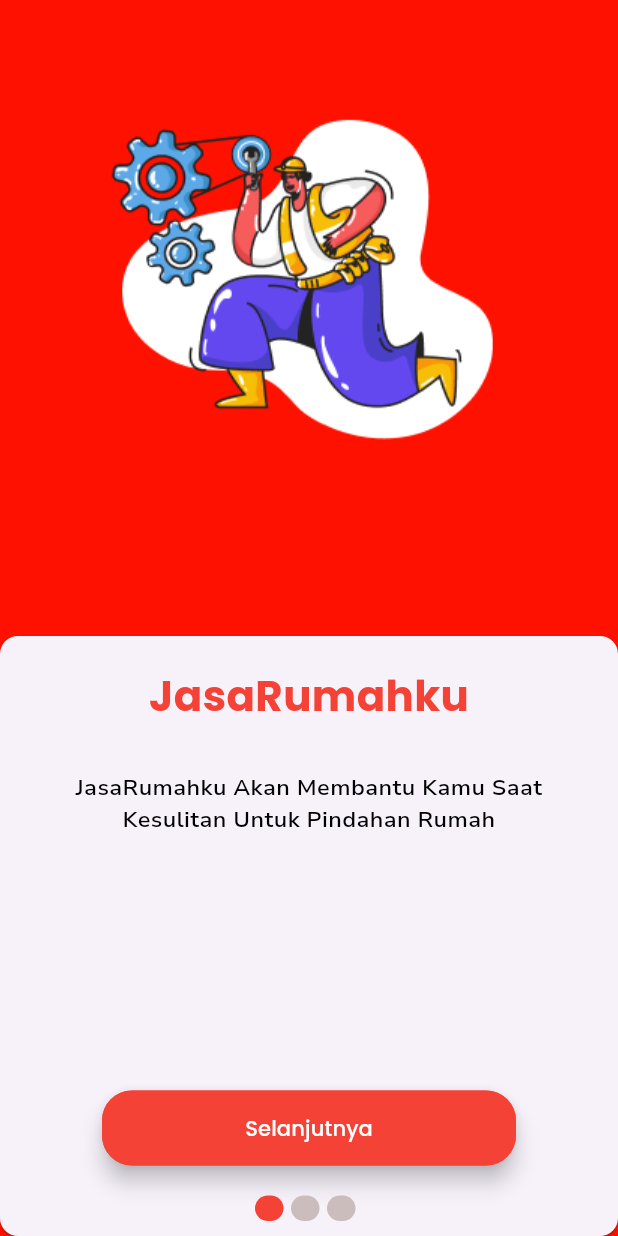
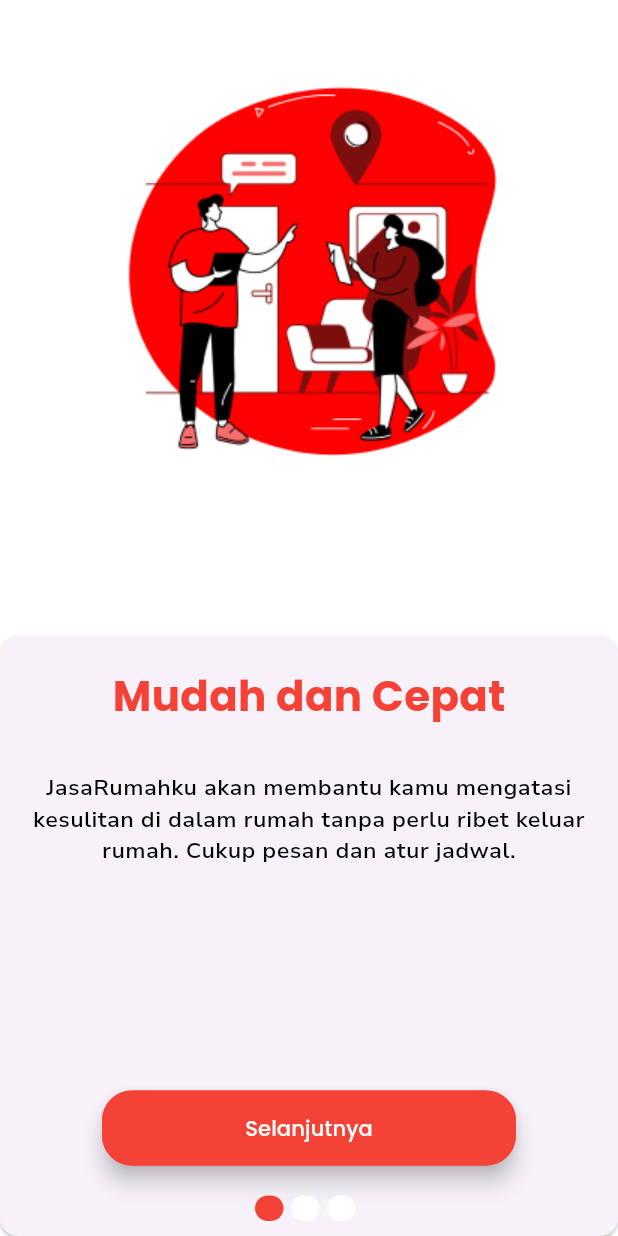
Before and after one commit to deltathrs/JasaRumahkuFinPro, a Flutter app: the screen it shows after launch, on a phone screen of 412 x 824 dp. Run offline on Flutter 3.47's test engine with Material 3 defaults, Android fonts, the phone set to English and light mode, and no system bars; our stand-ins replace carousel_slider, firebase_auth, firebase_core, google_sign_in; accounts and stored records are empty.

Commit message:
edit onboarding content model

```diff
--- a/lib/pages/content_model.dart
+++ b/lib/pages/content_model.dart
@@ -9,18 +9,18 @@ class UnboardingContent {
 
 List<UnboardingContent> contents = [
   UnboardingContent(
-      title: 'JasaRumahku',
-      image: 'assets/images/onboarding_assets/splash_pic1.png',
+      title: 'Mudah dan Cepat',
+      image: 'assets/images/onboarding_assets/onboarding_pic1.png',
       description:
-          "JasaRumahku Akan Membantu Kamu Saat Kesulitan Untuk Pindahan Rumah"),
-  UnboardingContent(
-      title: 'Mudah dan Cepat',
-      image: 'assets/images/onboarding_assets/splash_pic2.png',
-      description:
-          "Pindahan Kamu Terasa Lebih menyenangkan Karena Dibantu Oleh Kami Dengan Cepat Dan Tinggal Terima Jadi"),
+          "JasaRumahku akan membantu kamu mengatasi kesulitan di dalam rumah tanpa perlu ribet keluar rumah. Cukup pesan dan atur jadwal."),
   UnboardingContent(
       title: 'Aman dan Terpercaya',
-      image: 'assets/images/onboarding_assets/splash_pic3.png',
+      image: 'assets/images/onboarding_assets/onboarding_pic2.png',
       description:
-          "Seluruh Barang Yang Akan Dipindahkan Dijamin Asuransi Sehingga Kamu Tak Perlu Khawatir Barang Kamu Akan Rusak atau Bahkan Hilang"),
+          "Seluruh barang yang ada di dalam rumah akan dijamin asuransi sehingga kamu tak perlu khawatir barang kamu akan rusak atau hilang."),
+  UnboardingContent(
+      title: 'Layanan Terlengkap',
+      image: 'assets/images/onboarding_assets/onboarding_pic3.png',
+      description:
+          "Temukan jasa dengan layanan yang cocok untuk rumahmu seperti perbaikan saluran listrik, pipa bocor, dan banyak lagi. \nYuk, coba beragam layanannya sekarang!"),
 ];
--- a/lib/pages/onboarding_screen.dart
+++ b/lib/pages/onboarding_screen.dart
@@ -27,7 +27,7 @@ class _OnboardingState extends State<Onboarding> {
   @override
   Widget build(BuildContext context) {
     return Scaffold(
-      backgroundColor: const Color.fromARGB(255, 255, 17, 0),
+      backgroundColor: Color.fromARGB(255, 255, 255, 255),
       body: PageView.builder(
         controller: _controller,
         itemCount: contents.length,
@@ -169,7 +169,7 @@ class _OnboardingState extends State<Onboarding> {
       margin: EdgeInsets.only(right: 5),
       decoration: BoxDecoration(
         borderRadius: BorderRadius.circular(20),
-        color: currentIndex == index ? Colors.red : Color(0xFFCCBDBD),
+        color: currentIndex == index ? Colors.red : Color.fromARGB(255, 255, 255, 255),
       ),
     );
   }
```
Also changed, not shown: assets/images/onboarding_assets/onboarding_pic1.png (added), assets/images/onboarding_assets/onboarding_pic2.png (added), assets/images/onboarding_assets/onboarding_pic3.png (added), assets/images/onboarding_assets/splash_pic1.png (deleted), assets/images/onboarding_assets/splash_pic2.png (deleted), assets/images/onboarding_assets/splash_pic3.png (deleted).
